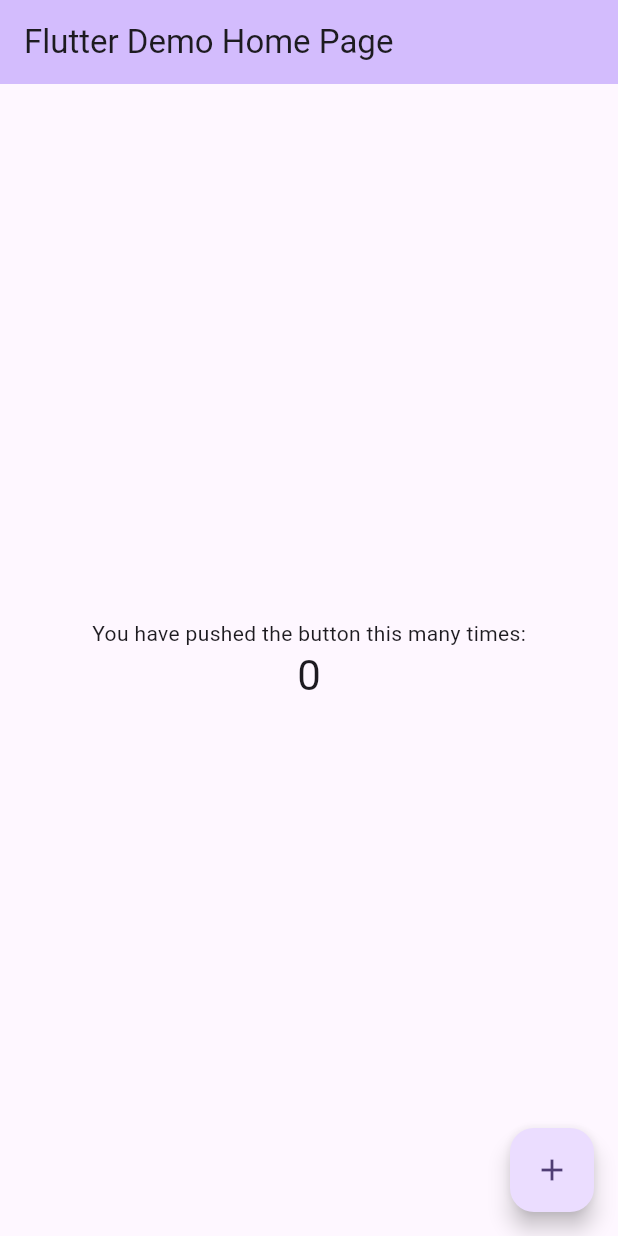
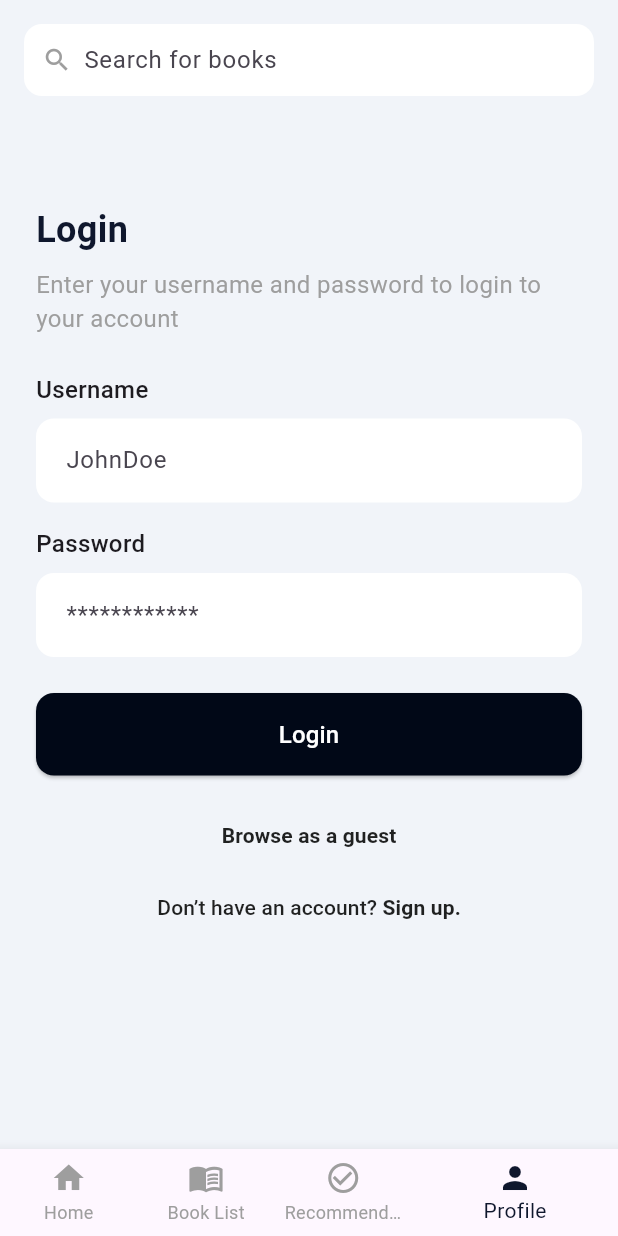
Before and after one commit to peekoy/ABP-Mobile, a Flutter app: the screen it shows after launch, on a phone screen of 412 x 824 dp. Run offline on Flutter 3.47's test engine with Material 3 defaults, Android fonts, the phone set to English and light mode, and no system bars; Roboto replaces fonts that are missing (Sans).

Commit message:
Add login and register pages

```diff
--- /dev/null
+++ b/lib/constants/colors.dart
@@ -0,0 +1,8 @@
+import 'package:flutter/material.dart';
+
+class AppColors {
+  static const Color navyBlue = Color(0xFF0F172D);
+  static const Color lightGrey = Color(0xFFF1F4F9);
+  static const Color deepNavy = Color(0xFF010817);
+  static const Color white = Color(0xFFFFFFFF);
+}
--- a/lib/main.dart
+++ b/lib/main.dart
@@ -1,4 +1,6 @@
 import 'package:flutter/material.dart';
+import 'screens/login_page.dart';
+import 'screens/register_page.dart';
 
 void main() {
   runApp(const MyApp());
@@ -7,119 +9,20 @@ void main() {
 class MyApp extends StatelessWidget {
   const MyApp({super.key});
 
-  // This widget is the root of your application.
   @override
   Widget build(BuildContext context) {
     return MaterialApp(
-      title: 'Flutter Demo',
+      debugShowCheckedModeBanner: false,
+      title: 'Book App',
       theme: ThemeData(
-        // This is the theme of your application.
-        //
-        // TRY THIS: Try running your application with "flutter run". You'll see
-        // the application has a purple toolbar. Then, without quitting the app,
-        // try changing the seedColor in the colorScheme below to Colors.green
-        // and then invoke "hot reload" (save your changes or press the "hot
-        // reload" button in a Flutter-supported IDE, or press "r" if you used
-        // the command line to start the app).
-        //
-        // Notice that the counter didn't reset back to zero; the application
-        // state is not lost during the reload. To reset the state, use hot
-        // restart instead.
-        //
-        // This works for code too, not just values: Most code changes can be
-        // tested with just a hot reload.
-        colorScheme: ColorScheme.fromSeed(seedColor: Colors.deepPurple),
+        fontFamily: 'Sans',
         useMaterial3: true,
       ),
-      home: const MyHomePage(title: 'Flutter Demo Home Page'),
+      initialRoute: '/login',
+      routes: {
+        '/login': (context) => const LoginPage(),
+        '/register': (context) => const RegisterPage(),
+      },
     );
   }
 }
-
-class MyHomePage extends StatefulWidget {
-  const MyHomePage({super.key, required this.title});
-
-  // This widget is the home page of your application. It is stateful, meaning
-  // that it has a State object (defined below) that contains fields that affect
-  // how it looks.
-
-  // This class is the configuration for the state. It holds the values (in this
-  // case the title) provided by the parent (in this case the App widget) and
-  // used by the build method of the State. Fields in a Widget subclass are
-  // always marked "final".
-
-  final String title;
-
-  @override
-  State<MyHomePage> createState() => _MyHomePageState();
-}
-
-class _MyHomePageState extends State<MyHomePage> {
-  int _counter = 0;
-
-  void _incrementCounter() {
-    setState(() {
-      // This call to setState tells the Flutter framework that something has
-      // changed in this State, which causes it to rerun the build method below
-      // so that the display can reflect the updated values. If we changed
-      // _counter without calling setState(), then the build method would not be
-      // called again, and so nothing would appear to happen.
-      _counter++;
-    });
-  }
-
-  @override
-  Widget build(BuildContext context) {
-    // This method is rerun every time setState is called, for instance as done
-    // by the _incrementCounter method above.
-    //
-    // The Flutter framework has been optimized to make rerunning build methods
-    // fast, so that you can just rebuild anything that needs updating rather
-    // than having to individually change instances of widgets.
-    return Scaffold(
-      appBar: AppBar(
-        // TRY THIS: Try changing the color here to a specific color (to
-        // Colors.amber, perhaps?) and trigger a hot reload to see the AppBar
-        // change color while the other colors stay the same.
-        backgroundColor: Theme.of(context).colorScheme.inversePrimary,
-        // Here we take the value from the MyHomePage object that was created by
-        // the App.build method, and use it to set our appbar title.
-        title: Text(widget.title),
-      ),
-      body: Center(
-        // Center is a layout widget. It takes a single child and positions it
-        // in the middle of the parent.
-        child: Column(
-          // Column is also a layout widget. It takes a list of children and
-          // arranges them vertically. By default, it sizes itself to fit its
-          // children horizontally, and tries to be as tall as its parent.
-          //
-          // Column has various properties to control how it sizes itself and
-          // how it positions its children. Here we use mainAxisAlignment to
-          // center the children vertically; the main axis here is the vertical
-          // axis because Columns are vertical (the cross axis would be
-          // horizontal).
-          //
-          // TRY THIS: Invoke "debug painting" (choose the "Toggle Debug Paint"
-          // action in the IDE, or press "p" in the console), to see the
-          // wireframe for each widget.
-          mainAxisAlignment: MainAxisAlignment.center,
-          children: <Widget>[
-            const Text(
-              'You have pushed the button this many times:',
-            ),
-            Text(
-              '$_counter',
-              style: Theme.of(context).textTheme.headlineMedium,
-            ),
-          ],
-        ),
-      ),
-      floatingActionButton: FloatingActionButton(
-        onPressed: _incrementCounter,
-        tooltip: 'Increment',
-        child: const Icon(Icons.add),
-      ), // This trailing comma makes auto-formatting nicer for build methods.
-    );
-  }
-}
--- /dev/null
+++ b/lib/screens/login_page.dart
@@ -0,0 +1,150 @@
+import 'package:flutter/material.dart';
+import '../constants/colors.dart';
+
+class LoginPage extends StatelessWidget {
+  const LoginPage({super.key});
+
+  @override
+  Widget build(BuildContext context) {
+    return Scaffold(
+      backgroundColor: AppColors.lightGrey,
+      appBar: AppBar(
+        backgroundColor: AppColors.lightGrey,
+        elevation: 0,
+        toolbarHeight: 80,
+        title: Container(
+          height: 48,
+          padding: const EdgeInsets.symmetric(horizontal: 12),
+          decoration: BoxDecoration(
+            color: AppColors.white,
+            borderRadius: BorderRadius.circular(12),
+          ),
+          child: Row(
+            children: const [
+              Icon(Icons.search, size: 20, color: Colors.grey),
+              SizedBox(width: 8),
+              Expanded(
+                child: TextField(
+                  decoration: InputDecoration(
+                    hintText: 'Search for books',
+                    border: InputBorder.none,
+                  ),
+                ),
+              ),
+            ],
+          ),
+        ),
+      ),
+      body: SingleChildScrollView(
+        padding: const EdgeInsets.all(24),
+        child: Column(
+          crossAxisAlignment: CrossAxisAlignment.start,
+          children: [
+            const SizedBox(height: 32),
+            const Text(
+              'Login',
+              style: TextStyle(
+                fontSize: 24,
+                fontWeight: FontWeight.bold,
+                color: AppColors.navyBlue,
+              ),
+            ),
+            const SizedBox(height: 8),
+            const Text(
+              'Enter your username and password to login to your account',
+              style: TextStyle(fontSize: 16, color: Colors.grey),
+            ),
+            const SizedBox(height: 24),
+            _buildTextField(label: 'Username', hint: 'JohnDoe'),
+            const SizedBox(height: 16),
+            _buildTextField(label: 'Password', hint: '************', obscureText: true),
+            const SizedBox(height: 24),
+            SizedBox(
+              width: double.infinity,
+              child: ElevatedButton(
+                onPressed: () {},
+                style: ElevatedButton.styleFrom(
+                  backgroundColor: AppColors.deepNavy,
+                  padding: const EdgeInsets.symmetric(vertical: 16),
+                  shape: RoundedRectangleBorder(
+                    borderRadius: BorderRadius.circular(12),
+                  ),
+                ),
+                child: const Text(
+                  'Login',
+                  style: TextStyle(fontSize: 16, color: AppColors.white),
+                ),
+              ),
+            ),
+            const SizedBox(height: 16),
+            Center(
+              child: TextButton(
+                onPressed: () {},
+                child: const Text(
+                  'Browse as a guest',
+                  style: TextStyle(fontWeight: FontWeight.bold, color: Colors.black87),
+                ),
+              ),
+            ),
+            Center(
+              child: TextButton(
+                onPressed: () => Navigator.pushNamed(context, '/register'),
+                child: const Text.rich(
+                  TextSpan(
+                    text: 'Don’t have an account? ',
+                    style: TextStyle(color: Colors.black87),
+                    children: [
+                      TextSpan(
+                        text: 'Sign up.',
+                        style: TextStyle(fontWeight: FontWeight.bold),
+                      ),
+                    ],
+                  ),
+                ),
+              ),
+            ),
+          ],
+        ),
+      ),
+      bottomNavigationBar: BottomNavigationBar(
+        currentIndex: 3,
+        selectedItemColor: AppColors.navyBlue,
+        unselectedItemColor: Colors.grey,
+        showUnselectedLabels: true,
+        items: const [
+          BottomNavigationBarItem(icon: Icon(Icons.home), label: 'Home'),
+          BottomNavigationBarItem(icon: Icon(Icons.menu_book), label: 'Book List'),
+          BottomNavigationBarItem(icon: Icon(Icons.check_circle_outline), label: 'Recommended'),
+          BottomNavigationBarItem(icon: Icon(Icons.person), label: 'Profile'),
+        ],
+      ),
+    );
+  }
+
+  Widget _buildTextField({
+    required String label,
+    required String hint,
+    bool obscureText = false,
+  }) {
+    return Column(
+      crossAxisAlignment: CrossAxisAlignment.start,
+      children: [
+        Text(label, style: const TextStyle(fontSize: 16, fontWeight: FontWeight.w500)),
+        const SizedBox(height: 8),
+        TextField(
+          obscureText: obscureText,
+          decoration: InputDecoration(
+            hintText: hint,
+            filled: true,
+            fillColor: AppColors.white,
+            border: OutlineInputBorder(
+              borderRadius: BorderRadius.circular(12),
+              borderSide: BorderSide.none,
+            ),
+            contentPadding: const EdgeInsets.symmetric(horizontal: 16, vertical: 16),
+          ),
+        ),
+      ],
+    );
+  }
+}
```
Also changed, not shown: lib/screens/register_page.dart (added, +154 -0 lines).
